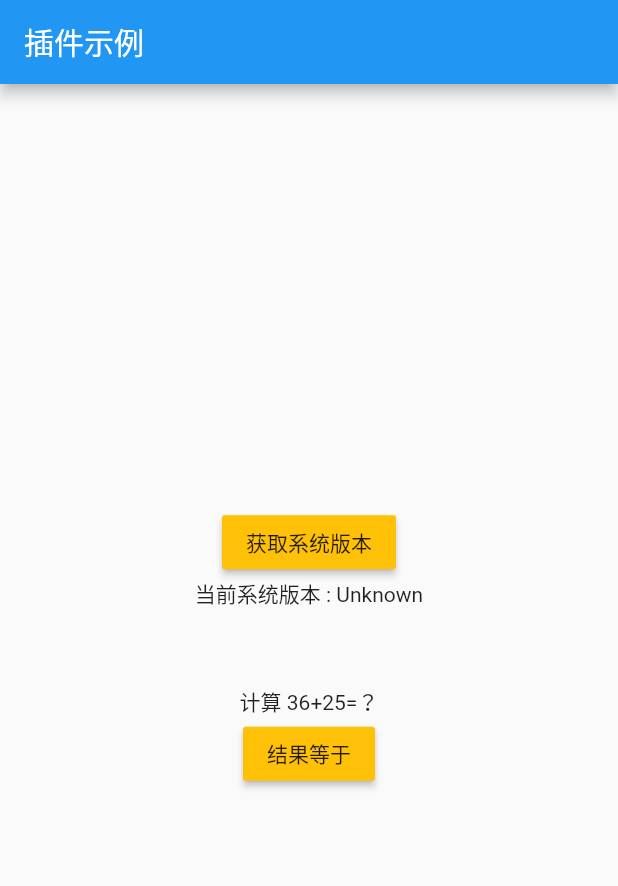
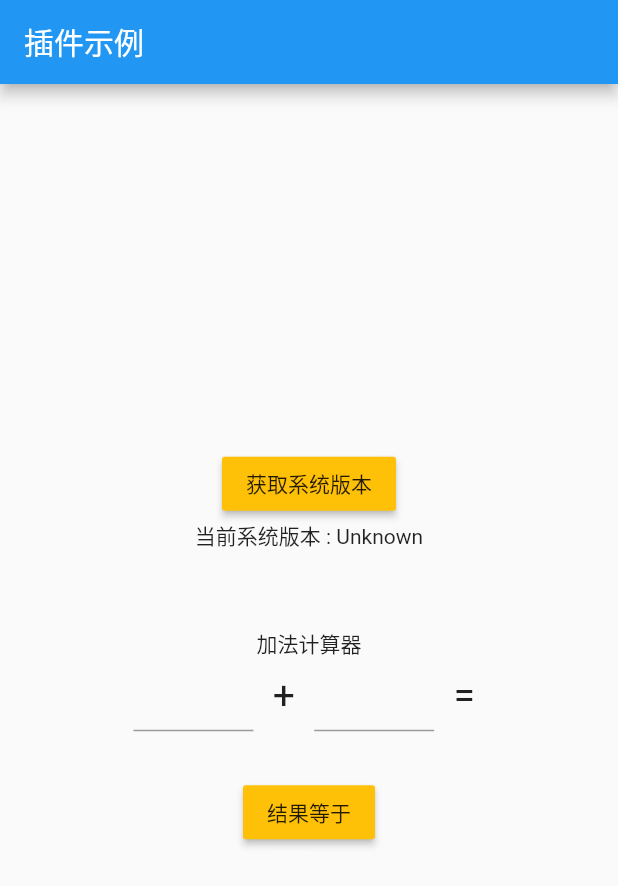
Before and after one commit to xiedong11/flutter_calc_plugin, a Flutter app: the screen it shows after launch, after a tap on "结果等于", on a phone screen of 412 x 824 dp. Shown: the top 886 px of the screen. Run offline on Flutter 3.47's test engine with Material 2 defaults, Android fonts, the phone set to English and light mode, and no system bars.

Commit message:
计算器加法逻辑修改

```diff
--- a/example/lib/main.dart
+++ b/example/lib/main.dart
@@ -14,16 +14,22 @@ class MyApp extends StatefulWidget {
 class _MyAppState extends State<MyApp> {
   String _platformVersion = 'Unknown';
   String addResult = '';
+  TextEditingController _addNumber1Controller,_addNumber2Controller;
 
   @override
   void initState() {
     super.initState();
+    _addNumber1Controller = TextEditingController();
+    _addNumber2Controller = TextEditingController();
   }
 
-  Future<void> getAddResult(int a, int b) async {
+  Future<void> getAddResult() async {
+    int addNumber1= int.parse(_addNumber1Controller.value.text);
+    int addNumber2=int.parse(_addNumber2Controller.value.text);
+
     String result = '';
     try {
-      result = await FlutterCalcPlugin.getResult(a, b);
+      result = await FlutterCalcPlugin.getResult(addNumber2, addNumber1);
     } on PlatformException {
       result = '未知错误';
     }
@@ -68,12 +74,35 @@ class _MyAppState extends State<MyApp> {
                 ),
                 Text('当前系统版本 : $_platformVersion\n'),
                 SizedBox(height: 30),
-            Text("计算 36+25=？"),
+                Text("加法计算器"),
+                Row(
+                  mainAxisAlignment: MainAxisAlignment.center,
+
+                  children: <Widget>[
+                    SizedBox(
+                      width: 80,
+                      child: TextField(
+                        controller: _addNumber1Controller,
+                        keyboardType: TextInputType.number,
+                      ),
+                    ),
+                    Text("  +  ",style: TextStyle(fontSize: 26),),
+                    SizedBox(
+                      width: 80,
+                      child: TextField(
+                        controller: _addNumber2Controller,
+                        keyboardType: TextInputType.number,
+                      ),
+                    ),
+                    Text("  = ",style: TextStyle(fontSize: 26),),
+                  ],
+                ),
+                SizedBox(height: 30),
                 MaterialButton(
                   color: Colors.amber,
                   child: Text("结果等于"),
                   onPressed: () {
-                getAddResult(36, 25);
+                    getAddResult();
                   },
                 ),
                 Text(addResult),
```
Lines whose indentation alone changed are shown as unchanged.
